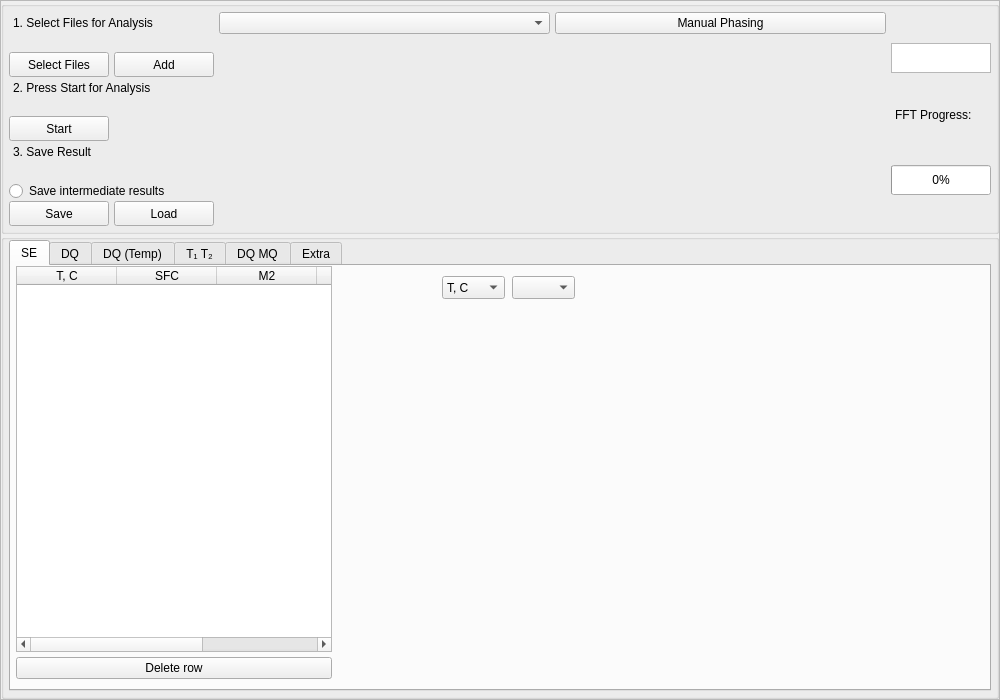
timesama/M2-Approach, file form.ui: the form before one commit.
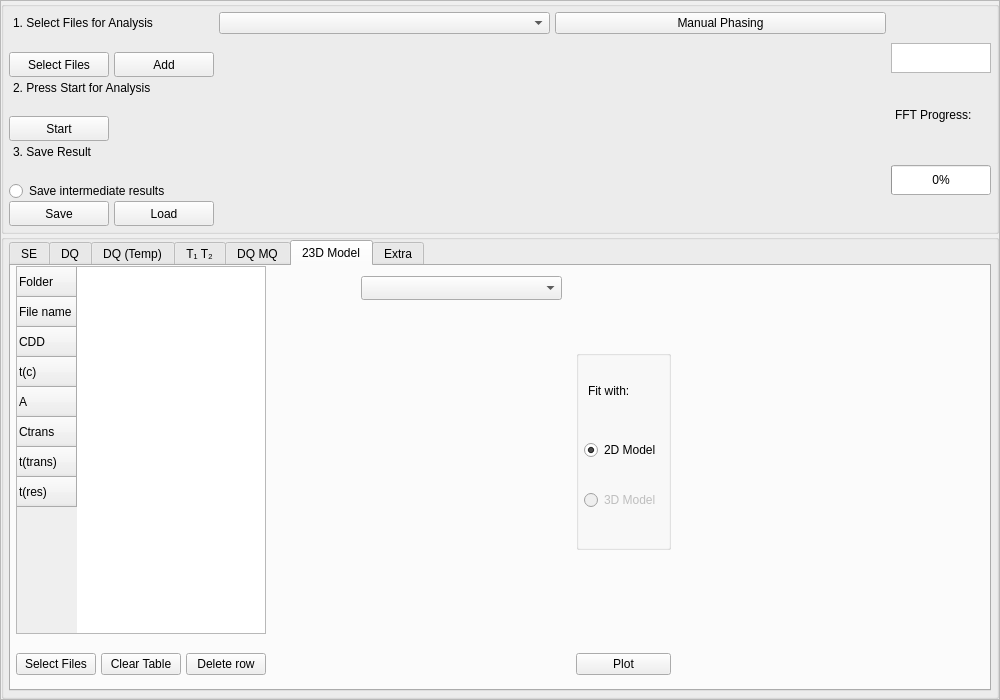
The form after the commit. Custom widgets are drawn as their Qt base class.

Commit message: beginning of the FFC calculation

```diff
--- a/form.ui
+++ b/form.ui
@@ -757,7 +757,7 @@
               <enum>QTabWidget::Rounded</enum>
              </property>
              <property name="currentIndex">
-              <number>0</number>
+              <number>5</number>
              </property>
              <property name="elideMode">
               <enum>Qt::ElideLeft</enum>
@@ -2600,7 +2600,339 @@
                </item>
               </layout>
              </widget>
-             <widget class="QWidget" name="tab_Extra">
+             <widget class="QWidget" name="f_23Model">
+              <attribute name="title">
+               <string>23D Model</string>
+              </attribute>
+              <layout class="QHBoxLayout" name="horizontalLayout_5">
+               <property name="spacing">
+                <number>5</number>
+               </property>
+               <property name="leftMargin">
+                <number>5</number>
+               </property>
+               <property name="topMargin">
+                <number>0</number>
+               </property>
+               <property name="rightMargin">
+                <number>5</number>
+               </property>
+               <property name="bottomMargin">
+                <number>5</number>
+               </property>
+               <item>
+                <layout class="QGridLayout" name="gridLayout" columnstretch="1,1,1,4,0,4">
+                 <property name="leftMargin">
+                  <number>0</number>
+                 </property>
+                 <property name="topMargin">
+                  <number>0</number>
+                 </property>
+                 <property name="rightMargin">
+                  <number>0</number>
+                 </property>
+                 <property name="bottomMargin">
+                  <number>0</number>
+                 </property>
+                 <property name="verticalSpacing">
+                  <number>10</number>
+                 </property>
+                 <item row="0" column="3">
+                  <widget class="PlotWidget" name="FFC_Widget_1" native="true">
+                   <property name="minimumSize">
+                    <size>
+                     <width>300</width>
+                     <height>0</height>
+                    </size>
+                   </property>
+                   <property name="styleSheet">
+                    <string notr="true"/>
+                   </property>
+                   <widget class="QComboBox" name="comboBox_8">
+                    <property name="geometry">
+                     <rect>
+                      <x>90</x>
+                      <y>10</y>
+                      <width>201</width>
+                      <height>24</height>
+                     </rect>
+                    </property>
+                    <property name="styleSheet">
+                     <string notr="true">background: none</string>
+                    </property>
+                    <property name="placeholderText">
+                     <string>Choose File for Analysis</string>
+                    </property>
+                   </widget>
+                  </widget>
+                 </item>
+                 <item row="0" column="4">
+                  <widget class="QGroupBox" name="groupBox_equations_5">
+                   <property name="minimumSize">
+                    <size>
+                     <width>50</width>
+                     <height>50</height>
+                    </size>
+                   </property>
+                   <property name="maximumSize">
+                    <size>
+                     <width>100</width>
+                     <height>200</height>
+                    </size>
+                   </property>
+                   <property name="title">
+                    <string/>
+                   </property>
+                   <layout class="QVBoxLayout" name="verticalLayout_7">
+                    <property name="leftMargin">
+                     <number>5</number>
+                    </property>
+                    <property name="topMargin">
+                     <number>0</number>
+                    </property>
+                    <property name="rightMargin">
+                     <number>0</number>
+                    </property>
+                    <property name="bottomMargin">
+                     <number>10</number>
+                    </property>
+                    <item>
+                     <widget class="QTextEdit" name="textEdit_T2_6">
+                      <property name="maximumSize">
+                       <size>
+                        <width>16777215</width>
+                        <height>30</height>
+                       </size>
+                      </property>
+                      <property name="mouseTracking">
+                       <bool>false</bool>
+                      </property>
+                      <property name="focusPolicy">
+                       <enum>Qt::NoFocus</enum>
+                      </property>
+                      <property name="acceptDrops">
+                       <bool>false</bool>
+                      </property>
+                      <property name="styleSheet">
+                       <string notr="true">background: transparent</string>
+                      </property>
+                      <property name="frameShape">
+                       <enum>QFrame::NoFrame</enum>
+                      </property>
+                      <property name="verticalScrollBarPolicy">
+                       <enum>Qt::ScrollBarAlwaysOff</enum>
+                      </property>
+                      <property name="horizontalScrollBarPolicy">
+                       <enum>Qt::ScrollBarAlwaysOff</enum>
+                      </property>
+                      <property name="sizeAdjustPolicy">
+                       <enum>QAbstractScrollArea::AdjustToContents</enum>
+                      </property>
+                      <property name="undoRedoEnabled">
+                       <bool>false</bool>
+                      </property>
+                      <property name="html">
+                       <string>&lt;!DOCTYPE HTML PUBLIC &quot;-//W3C//DTD HTML 4.0//EN&quot; &quot;http://www.w3.org/TR/REC-html40/strict.dtd&quot;&gt;
+&lt;html&gt;&lt;head&gt;&lt;meta name=&quot;qrichtext&quot; content=&quot;1&quot; /&gt;&lt;meta charset=&quot;utf-8&quot; /&gt;&lt;style type=&quot;text/css&quot;&gt;
+p, li { white-space: pre-wrap; }
+hr { height: 1px; border-width: 0; }
+li.unchecked::marker { content: &quot;\2610&quot;; }
+li.checked::marker { content: &quot;\2612&quot;; }
+&lt;/style&gt;&lt;/head&gt;&lt;body style=&quot; font-family:'Segoe UI'; font-size:9pt; font-weight:400; font-style:normal;&quot;&gt;
+&lt;p style=&quot; margin-top:0px; margin-bottom:0px; margin-left:0px; margin-right:0px; -qt-block-indent:0; text-indent:0px;&quot;&gt;Fit with:&lt;/p&gt;&lt;/body&gt;&lt;/html&gt;</string>
+                      </property>
+                      <property name="textInteractionFlags">
+                       <set>Qt::NoTextInteraction</set>
+                      </property>
+                     </widget>
+                    </item>
+                    <item>
+                     <widget class="QRadioButton" name="radioButton_7">
+                      <property name="text">
+                       <string>2D Model</string>
+                      </property>
+                      <property name="checked">
+                       <bool>true</bool>
+                      </property>
+                     </widget>
+                    </item>
+                    <item>
+                     <widget class="QRadioButton" name="radioButton_8">
+                      <property name="enabled">
+                       <bool>false</bool>
+                      </property>
+                      <property name="text">
+                       <string>3D Model</string>
+                      </property>
+                     </widget>
+                    </item>
+                   </layout>
+                  </widget>
+                 </item>
+                 <item row="1" column="4">
+                  <widget class="QPushButton" name="btn_Plot1_2">
+                   <property name="text">
+                    <string>Plot</string>
+                   </property>
+                  </widget>
+                 </item>
+                 <item row="1" column="0">
+                  <widget class="QPushButton" name="btn_SelectFiles_FFC">
+                   <property name="text">
+                    <string>Select Files</string>
+                   </property>
+                  </widget>
+                 </item>
+                 <item row="0" column="0" colspan="3">
+                  <widget class="QTableWidget" name="table_FFC_1">
+                   <property name="maximumSize">
+                    <size>
+                     <width>1000</width>
+                     <height>1000</height>
+                    </size>
+                   </property>
+                   <property name="styleSheet">
+                    <string notr="true"/>
+                   </property>
+                   <property name="editTriggers">
+                    <set>QAbstractItemView::CurrentChanged</set>
+                   </property>
+                   <property name="alternatingRowColors">
+                    <bool>true</bool>
+                   </property>
+                   <property name="selectionMode">
+                    <enum>QAbstractItemView::ExtendedSelection</enum>
+                   </property>
+                   <property name="selectionBehavior">
+                    <enum>QAbstractItemView::SelectRows</enum>
+                   </property>
+                   <property name="columnCount">
+                    <number>0</number>
+                   </property>
+                   <row>
+                    <property name="text">
+                     <string>Folder</string>
+                    </property>
+                   </row>
+                   <row>
+                    <property name="text">
+                     <string>File name</string>
+                    </property>
+                   </row>
+                   <row>
+                    <property name="text">
+                     <string>CDD</string>
+                    </property>
+                   </row>
+                   <row>
+                    <property name="text">
+                     <string>t(c)</string>
+                    </property>
+                   </row>
+                   <row>
+                    <property name="text">
+                     <string>A</string>
+                    </property>
+                   </row>
+                   <row>
+                    <property name="text">
+                     <string>Ctrans</string>
+                    </property>
+                   </row>
+                   <row>
+                    <property name="text">
+                     <string>t(trans)</string>
+                    </property>
+                   </row>
+                   <row>
+                    <property name="text">
+                     <string>t(res)</string>
+                    </property>
+                   </row>
+                  </widget>
+                 </item>
+                 <item row="0" column="5">
+                  <widget class="PlotWidget" name="FFC_Widget_2" native="true">
+                   <property name="minimumSize">
+                    <size>
+                     <width>300</width>
+                     <height>0</height>
+                    </size>
+                   </property>
+                   <property name="styleSheet">
+                    <string notr="true"/>
+                   </property>
+                  </widget>
+                 </item>
+                 <item row="1" column="2">
+                  <widget class="QPushButton" name="btn_DeleteRow_2">
+                   <property name="text">
+                    <string>Delete row</string>
+                   </property>
+                  </widget>
+                 </item>
+                 <item row="1" column="1">
+                  <widget class="QPushButton" name="btn_ClearTable_3">
+                   <property name="text">
+                    <string>Clear Table</string>
+                   </property>
+                  </widget>
+                 </item>
+                 <item row="1" column="3">
+                  <widget class="QTextEdit" name="textEdit_error_2">
+                   <property name="maximumSize">
+                    <size>
+                     <width>200</width>
+                     <height>40</height>
+                    </size>
+                   </property>
+                   <property name="mouseTracking">
+                    <bool>false</bool>
+                   </property>
+                   <property name="focusPolicy">
+                    <enum>Qt::NoFocus</enum>
+                   </property>
+                   <property name="acceptDrops">
+                    <bool>false</bool>
+                   </property>
+                   <property name="styleSheet">
+                    <string notr="true">background: transparent</string>
+                   </property>
+                   <property name="frameShape">
+                    <enum>QFrame::NoFrame</enum>
+                   </property>
+                   <property name="verticalScrollBarPolicy">
+                    <enum>Qt::ScrollBarAlwaysOff</enum>
+                   </property>
+                   <property name="horizontalScrollBarPolicy">
+                    <enum>Qt::ScrollBarAlwaysOff</enum>
+                   </property>
+                   <property name="sizeAdjustPolicy">
+                    <enum>QAbstractScrollArea::AdjustToContents</enum>
+                   </property>
+                   <property name="undoRedoEnabled">
+                    <bool>false</bool>
+                   </property>
+                   <property name="html">
+                    <string>&lt;!DOCTYPE HTML PUBLIC &quot;-//W3C//DTD HTML 4.0//EN&quot; &quot;http://www.w3.org/TR/REC-html40/strict.dtd&quot;&gt;
+&lt;html&gt;&lt;head&gt;&lt;meta name=&quot;qrichtext&quot; content=&quot;1&quot; /&gt;&lt;meta charset=&quot;utf-8&quot; /&gt;&lt;style type=&quot;text/css&quot;&gt;
+p, li { white-space: pre-wrap; }
+hr { height: 1px; border-width: 0; }
+li.unchecked::marker { content: &quot;\2610&quot;; }
+li.checked::marker { content: &quot;\2612&quot;; }
+&lt;/style&gt;&lt;/head&gt;&lt;body style=&quot; font-family:'Segoe UI'; font-size:9pt; font-weight:400; font-style:normal;&quot;&gt;
+&lt;p style=&quot;-qt-paragraph-type:empty; margin-top:0px; margin-bottom:0px; margin-left:0px; margin-right:0px; -qt-block-indent:0; text-indent:0px;&quot;&gt;&lt;br /&gt;&lt;/p&gt;&lt;/body&gt;&lt;/html&gt;</string>
+                   </property>
+                   <property name="textInteractionFlags">
+                    <set>Qt::NoTextInteraction</set>
+                   </property>
+                  </widget>
+                 </item>
+                </layout>
+               </item>
+              </layout>
+             </widget>
+             <widget class="QWidget" name="z_Extra">
               <attribute name="title">
                <string>Extra</string>
               </attribute>
```
Left out of the diff: 30 changed lines with no effect on the pictures. The commit also changes 2 other files.
